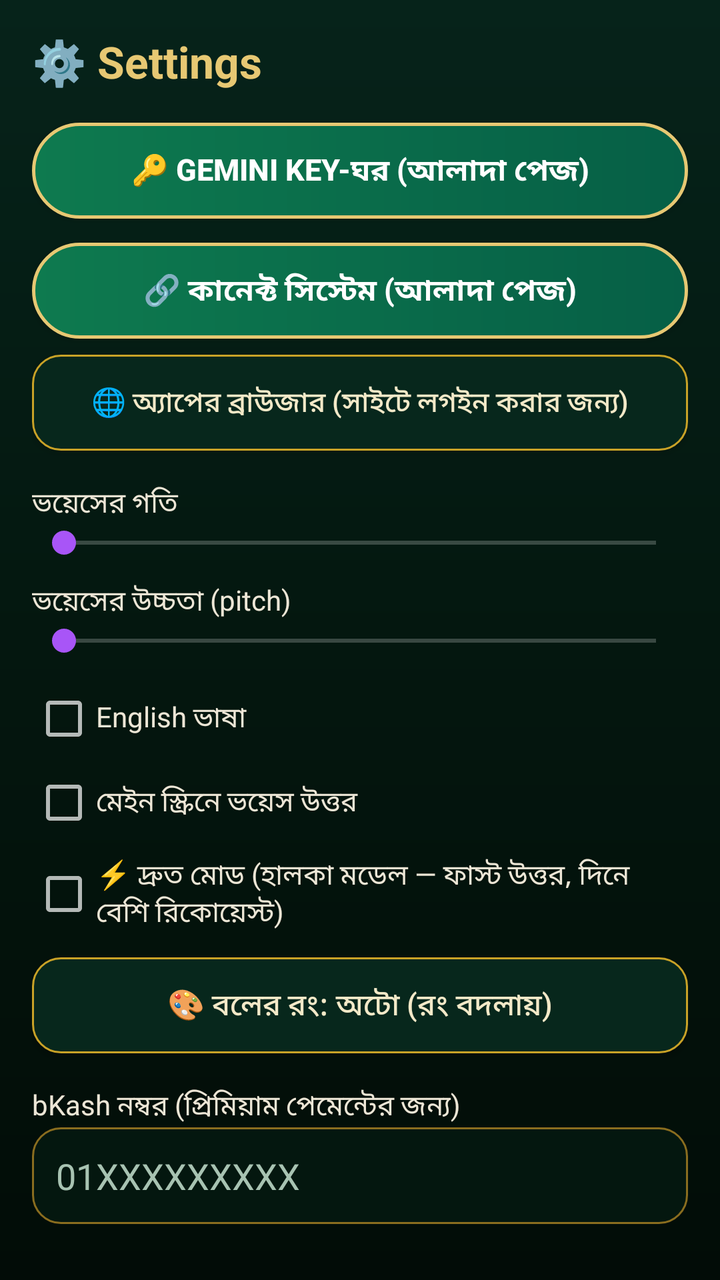
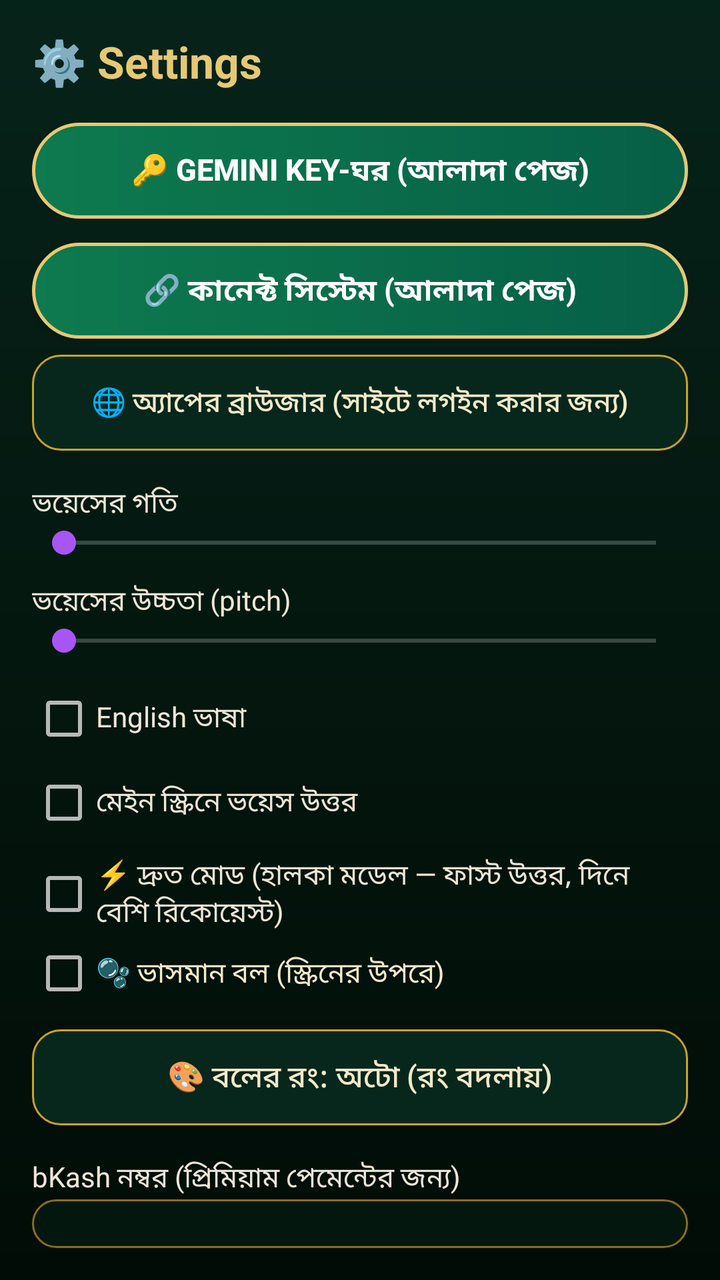

Before-and-after screenshots of an Android layout around one commit, followed by the original layout XML and the change that was made.
<!-- AndroidManifest.xml: application theme AppTheme -->
<!-- res/layout/activity_settings.xml -->
<?xml version="1.0" encoding="utf-8"?>
<LinearLayout xmlns:android="http://schemas.android.com/apk/res/android"
    android:layout_width="match_parent"
    android:layout_height="match_parent"
    android:background="@drawable/bg_main"
    android:orientation="vertical"
    android:padding="16dp">

    <TextView
        android:layout_width="match_parent"
        android:layout_height="wrap_content"
        android:text="⚙️ Settings"
        android:textColor="#E7C873"
        android:textSize="22sp"
        android:textStyle="bold" />

    <Button
        android:id="@+id/setKeysBtn"
        android:layout_width="match_parent"
        android:layout_height="wrap_content"
        android:layout_marginTop="16dp"
        android:background="@drawable/btn_primary"
        android:padding="12dp"
        android:text="🔑 Gemini Key-ঘর (আলাদা পেজ)"
        android:textColor="#FFFFFF"
        android:textSize="15sp"
        android:textStyle="bold" />

    <Button
        android:id="@+id/setConnectBtn"
        android:layout_width="match_parent"
        android:layout_height="wrap_content"
        android:layout_marginTop="12dp"
        android:background="@drawable/btn_primary"
        android:padding="12dp"
        android:text="🔗 কানেক্ট সিস্টেম (আলাদা পেজ)"
        android:textColor="#FFFFFF"
        android:textSize="15sp"
        android:textStyle="bold" />
        <Button
            android:id="@+id/setBrowserBtn"
            android:layout_width="match_parent"
            android:layout_height="wrap_content"
            android:layout_marginTop="8dp"
            android:background="@drawable/btn_secondary"
            android:text="🌐 অ্যাপের ব্রাউজার (সাইটে লগইন করার জন্য)"
            android:textColor="#F3E9C8" />

    <TextView
        android:layout_width="match_parent"
        android:layout_height="wrap_content"
        android:layout_marginTop="16dp"
        android:text="ভয়েসের গতি"
        android:textColor="#EDE6D6" />

    <SeekBar
        android:id="@+id/setSpeed"
        android:layout_width="match_parent"
        android:layout_height="wrap_content"
        android:max="20" />

    <TextView
        android:layout_width="match_parent"
        android:layout_height="wrap_content"
        android:layout_marginTop="10dp"
        android:text="ভয়েসের উচ্চতা (pitch)"
        android:textColor="#EDE6D6" />

    <SeekBar
        android:id="@+id/setPitch"
        android:layout_width="match_parent"
        android:layout_height="wrap_content"
        android:max="20" />

    <CheckBox
        android:id="@+id/setEnglish"
        android:layout_width="match_parent"
        android:layout_height="wrap_content"
        android:layout_marginTop="14dp"
        android:text="English ভাষা"
        android:textColor="#EDE6D6" />

    <CheckBox
        android:id="@+id/setMainVoice"
        android:layout_width="match_parent"
        android:layout_height="wrap_content"
        android:layout_marginTop="10dp"
        android:text="মেইন স্ক্রিনে ভয়েস উত্তর"
        android:textColor="#EDE6D6" />

    <CheckBox
        android:id="@+id/setFastMode"
        android:layout_width="match_parent"
        android:layout_height="wrap_content"
        android:layout_marginTop="10dp"
        android:text="⚡ দ্রুত মোড (হালকা মডেল — ফাস্ট উত্তর, দিনে বেশি রিকোয়েস্ট)"
        android:textColor="#EDE6D6" />

    <Button
        android:id="@+id/setOrbColorBtn"
        android:layout_width="match_parent"
        android:layout_height="wrap_content"
        android:layout_marginTop="12dp"
        android:background="@drawable/btn_secondary"
        android:padding="12dp"
        android:text="🎨 বলের রং: অটো (রং বদলায়)"
        android:textColor="#F3E9C8"
        android:textSize="15sp" />

    <TextView
        android:layout_width="match_parent"
        android:layout_height="wrap_content"
        android:layout_marginTop="16dp"
        android:text="bKash নম্বর (প্রিমিয়াম পেমেন্টের জন্য)"
        android:textColor="#EDE6D6" />

    <EditText
        android:id="@+id/setBkash"
        android:layout_width="match_parent"
        android:layout_height="wrap_content"
        android:background="@drawable/bg_input"
        android:hint="01XXXXXXXXX"
        android:inputType="phone"
        android:padding="12dp"
        android:textColor="#F3E9C8"
        android:textColorHint="#A8C3B2" />

    <Button
        android:id="@+id/setAnnounceBtn"
        android:layout_width="match_parent"
        android:layout_height="wrap_content"
        android:layout_marginTop="14dp"
        android:background="@drawable/btn_secondary"
        android:padding="12dp"
        android:text="📢 ঘোষণা পেজ (আলাদা পেজ)"
        android:textColor="#F3E9C8"
        android:textSize="15sp" />

    <Button
        android:id="@+id/setOwnerBtn"
        android:layout_width="match_parent"
        android:layout_height="wrap_content"
        android:layout_marginTop="14dp"
        android:background="@drawable/btn_primary"
        android:padding="12dp"
        android:text="👑 মালিক মোড"
        android:textColor="#FFFFFF"
        android:textSize="15sp" />

    <Button
        android:id="@+id/setStatusBtn"
        android:layout_width="match_parent"
        android:layout_height="wrap_content"
        android:layout_marginTop="14dp"
        android:background="@drawable/btn_secondary"
        android:padding="12dp"
        android:text="🔔 নোটিফিকেশন ও অবস্থা"
        android:textColor="#F3E9C8"
        android:textSize="15sp" />

    <Button
        android:id="@+id/setAboutBtn"
        android:layout_width="match_parent"
        android:layout_height="wrap_content"
        android:layout_marginTop="14dp"
        android:background="@drawable/btn_secondary"
        android:padding="12dp"
        android:text="ℹ️ অ্যাপ সম্পর্কে — কে তৈরি করেছে"
        android:textColor="#F3E9C8"
        android:textSize="15sp" />

    <Button
        android:id="@+id/setSave"
        android:layout_width="match_parent"
        android:layout_height="wrap_content"
        android:layout_marginTop="18dp"
        android:background="@drawable/btn_primary"
        android:text="সেভ করো"
        android:textColor="#FFFFFF"
        android:textStyle="bold" />

    <TextView
        android:id="@+id/setInfo"
        android:layout_width="match_parent"
        android:layout_height="wrap_content"
        android:layout_marginTop="14dp"
        android:textColor="#A8C3B2"
        android:textSize="12sp" />
</LinearLayout>
<!-- resources referenced by this layout -->
<resources>
  <!-- drawable bg_input (drawable) -->
  <?xml version="1.0" encoding="utf-8"?>
  <shape xmlns:android="http://schemas.android.com/apk/res/android" android:shape="rectangle">
      <corners android:radius="14dp" />
      <solid android:color="#04170F" />
      <stroke android:width="1dp" android:color="#8A6D1F" />
  </shape>
  <!-- drawable bg_main (drawable) -->
  <?xml version="1.0" encoding="utf-8"?>
  <shape xmlns:android="http://schemas.android.com/apk/res/android" android:shape="rectangle">
      <gradient android:angle="270" android:startColor="#06231A" android:centerColor="#04170F" android:endColor="#020C07" />
  </shape>
  <!-- drawable btn_primary (drawable) -->
  <?xml version="1.0" encoding="utf-8"?>
  <shape xmlns:android="http://schemas.android.com/apk/res/android" android:shape="rectangle">
      <corners android:radius="28dp" />
      <gradient android:startColor="#0E7A4F" android:endColor="#065F46" android:angle="0" />
      <stroke android:width="1.5dp" android:color="#E7C873" />
  </shape>
  <!-- drawable btn_secondary (drawable) -->
  <?xml version="1.0" encoding="utf-8"?>
  <shape xmlns:android="http://schemas.android.com/apk/res/android" android:shape="rectangle">
      <corners android:radius="14dp" />
      <solid android:color="#07271C" />
      <stroke android:width="1dp" android:color="#C9A227" />
  </shape>
  <style name="AppTheme" parent="android:Theme.Material.NoActionBar">
          <item name="android:windowBackground">#05030D</item>
          <item name="android:colorAccent">#A855F7</item>
          <item name="android:statusBarColor">#05030D</item>
          <item name="android:navigationBarColor">#05030D</item>
          <item name="android:windowLightStatusBar">false</item>
      </style>
</resources>

<!-- the commit's change to res/layout/activity_settings.xml (unified diff, before → after) -->
@@ -95,6 +95,13 @@
         android:layout_marginTop="10dp"
         android:text="⚡ দ্রুত মোড (হালকা মডেল — ফাস্ট উত্তর, দিনে বেশি রিকোয়েস্ট)"
         android:textColor="#EDE6D6" />
+        <CheckBox
+            android:id="@+id/setBubble"
+            android:layout_width="match_parent"
+            android:layout_height="wrap_content"
+            android:layout_marginTop="4dp"
+            android:text="🫧 ভাসমান বল (স্ক্রিনের উপরে)"
+            android:textColor="#F3E9C8" />
 
     <Button
         android:id="@+id/setOrbColorBtn"
